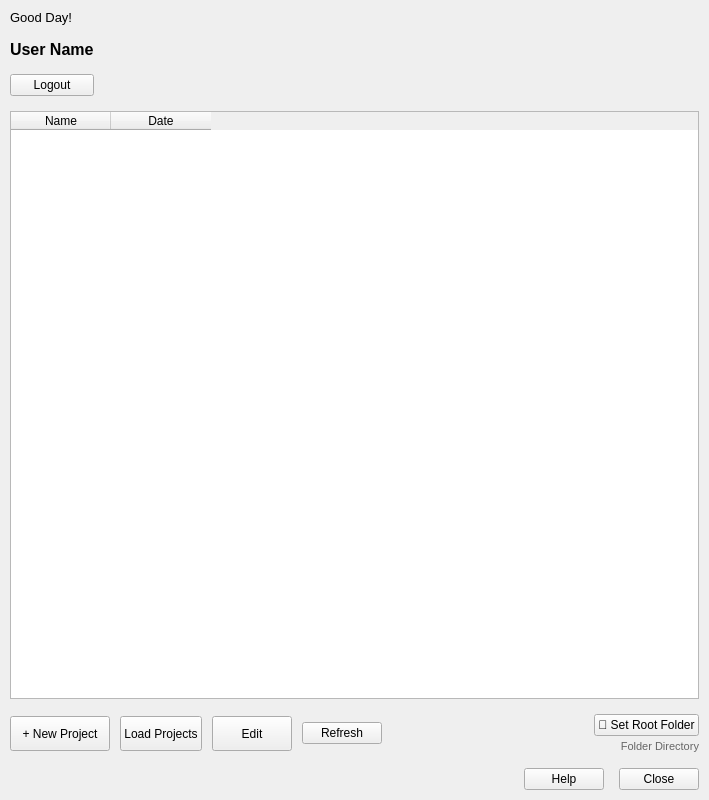
Qt form ui/projects_list_window.ui (joshdels/pyqgis-plugin-topmap) before a commit.
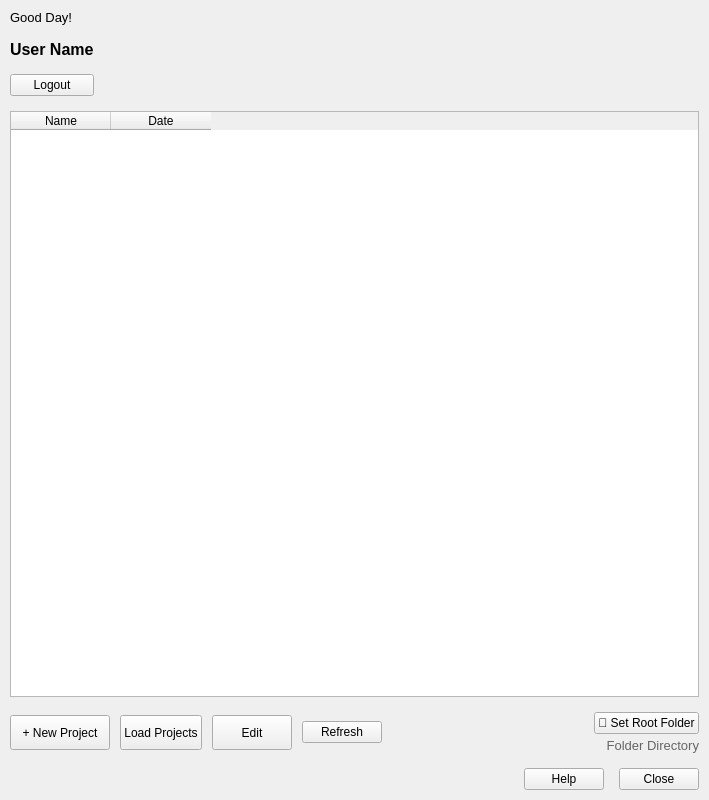
The same form after that commit.

What changed in the file:
```diff
--- a/ui/projects_list_window.ui
+++ b/ui/projects_list_window.ui
@@ -187,7 +187,7 @@
          <widget class="QLabel" name="rootPathLabel">
           <property name="font">
            <font>
-            <pointsize>8</pointsize>
+            <pointsize>10</pointsize>
             <italic>false</italic>
            </font>
           </property>
```
